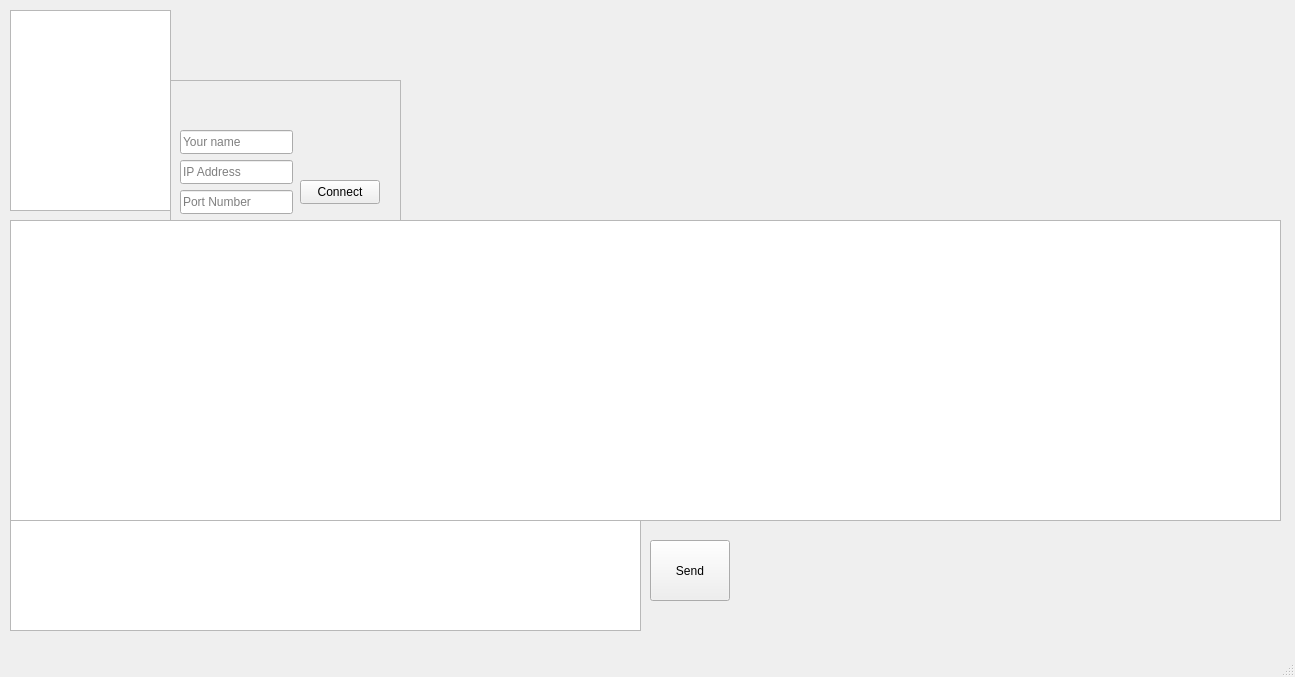
This is mainwindow.ui in emilgarli/QTChat as Qt 5 draws it before an edit. The edited form follows.
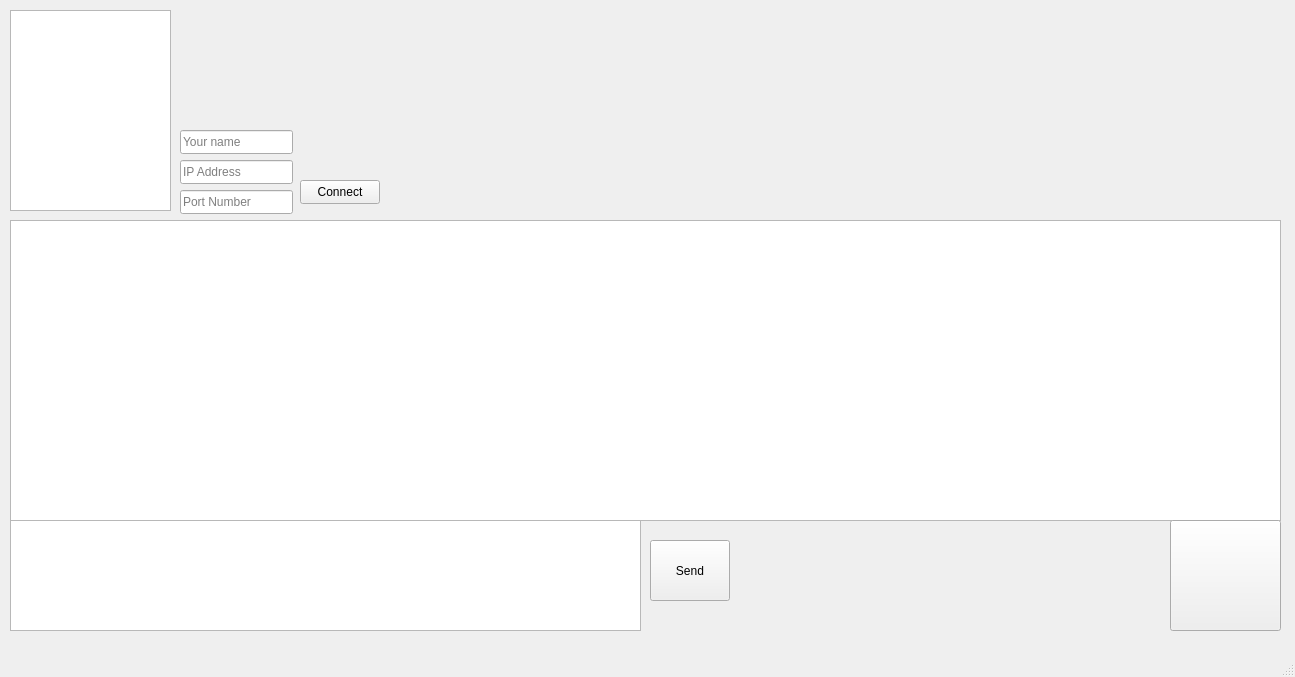
This is the edited form. Icons and pictures are not drawn.

The edit to the form file:
```diff
--- a/mainwindow.ui
+++ b/mainwindow.ui
@@ -112,20 +112,20 @@
      <string>Your name</string>
     </property>
    </widget>
-   <widget class="QFrame" name="frame">
+   <widget class="QPushButton" name="VoIPButton">
     <property name="geometry">
      <rect>
-      <x>170</x>
-      <y>80</y>
-      <width>231</width>
-      <height>141</height>
+      <x>1170</x>
+      <y>520</y>
+      <width>111</width>
+      <height>111</height>
      </rect>
     </property>
-    <property name="frameShape">
-     <enum>QFrame::Shape::StyledPanel</enum>
+    <property name="text">
+     <string/>
     </property>
-    <property name="frameShadow">
-     <enum>QFrame::Shadow::Raised</enum>
+    <property name="icon">
+     <iconset theme="QIcon::ThemeIcon::CallStart"/>
     </property>
    </widget>
   </widget>
```
